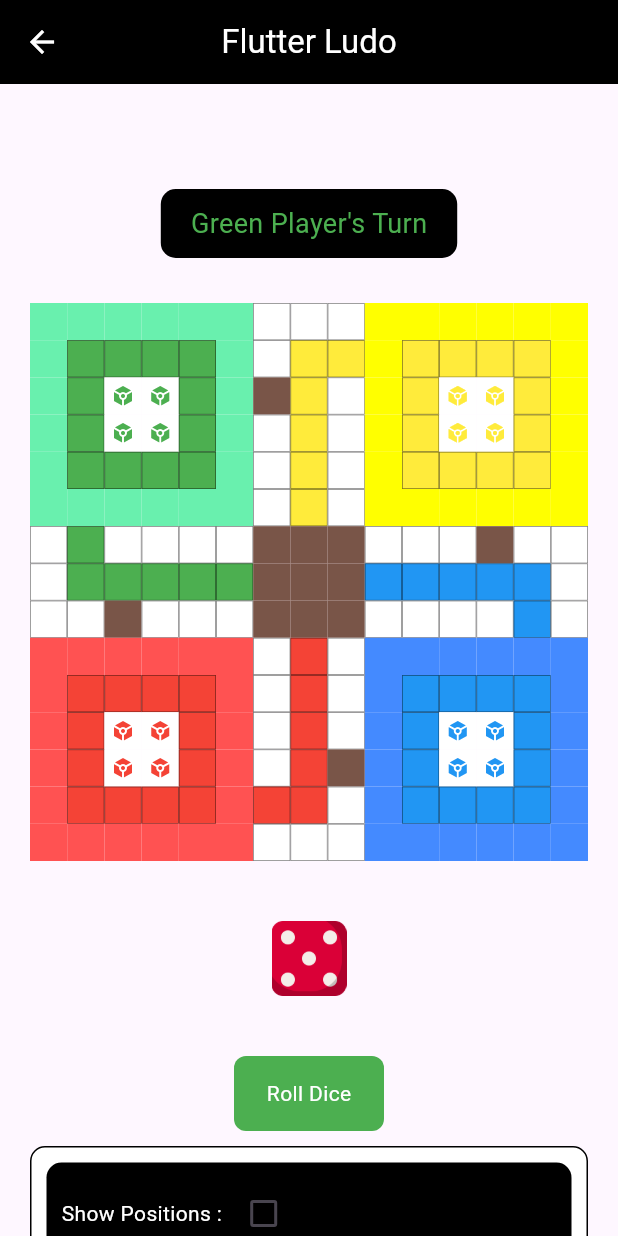
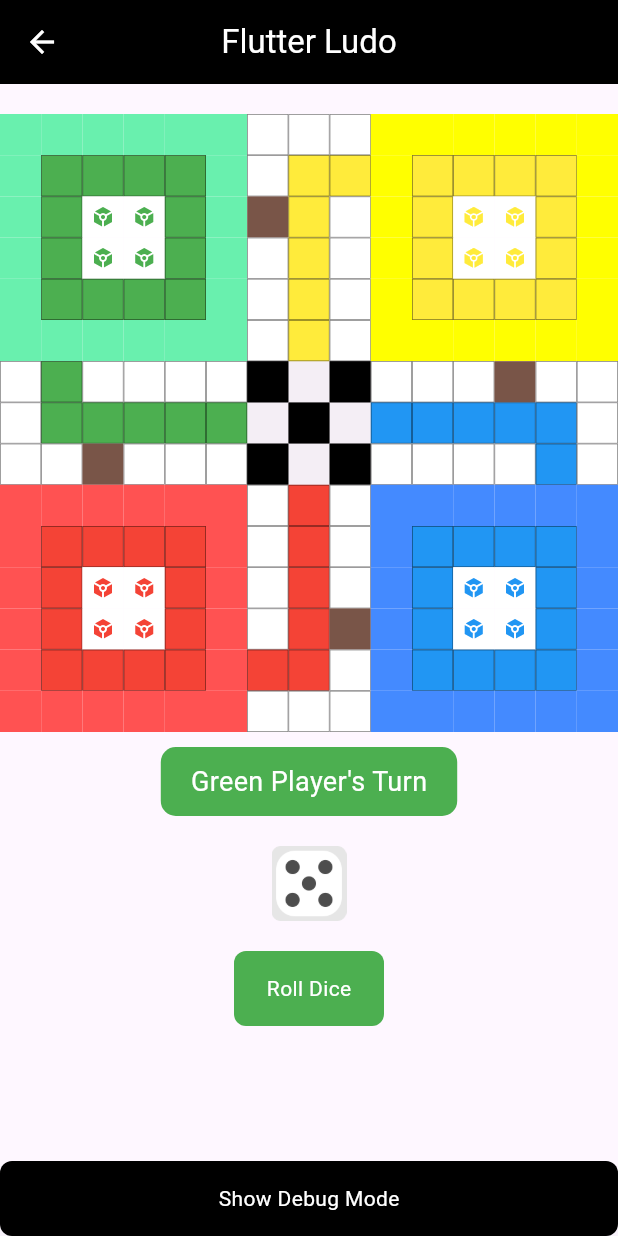
Before and after one commit to mukeshbheel/testing_feature, a Flutter app: the FlutterLudo screen opened directly, after a tap on "Roll Dice", on a phone screen of 412 x 824 dp. Run offline on Flutter 3.47's test engine with Material 3 defaults, Android fonts, the phone set to English and light mode, and no system bars; our stand-ins replace accordion, fl_chart, get, google_fonts, location, lottie; missing offline and left inert: mappls_gl.

Commit message:
ludo game

```diff
--- a/lib/features/flutter_ludo/flutter_ludo.dart
+++ b/lib/features/flutter_ludo/flutter_ludo.dart
@@ -23,6 +23,7 @@ class _FlutterLudoState extends State<FlutterLudo> {
   Map selectedToken = {};
   int selectedPosition = 0;
   bool showPositions = false;
+  bool showDebugMode = false;
 
   @override
   initState() {
@@ -54,48 +55,50 @@ class _FlutterLudoState extends State<FlutterLudo> {
           child: Column(
             children: [
               // Text('steps : ${ludoController.steps.value}'),
-
-              SizedBox(height: 30,),
+              const SizedBox(height: 10,),
               if(ludoController.firstPlace.value != 0)
               Container(
-                padding: EdgeInsets.symmetric(vertical: 10, horizontal: 20),
+                padding: const EdgeInsets.symmetric(vertical: 10, horizontal: 20),
                 decoration: BoxDecoration(
                   color: Colors.black,
                   borderRadius: BorderRadius.circular(10),
                 ),
                 child: Column(
+                  crossAxisAlignment: CrossAxisAlignment.start,
                   children: [
 
                     if(ludoController.firstPlace.value != 0)
-                      Text("First Place : Player ${ludoController.firstPlace()}", style: googleFontStyle(fontSize: 18, color: Colors.white,),),
+                      Text("First Place : Player ${ludoController.firstPlace()} - ${(ludoController.getPlayerColor(player : ludoController.firstPlace())).toString().capitalizeFirst}", style: googleFontStyle(fontSize: 18, color: Colors.white,),),
 
                     if(ludoController.secondPlace.value != 0)
-                      Text("Second Place : Player ${ludoController.secondPlace()}", style: googleFontStyle(fontSize: 18, color: Colors.white,),),
+                      Text("Second Place : Player ${ludoController.secondPlace()} - ${(ludoController.getPlayerColor(player : ludoController.secondPlace())).toString().capitalizeFirst}", style: googleFontStyle(fontSize: 18, color: Colors.white,),),
 
                     if(ludoController.thirdPlace.value != 0)
-                      Text("Third Place : Player ${ludoController.thirdPlace()}", style: googleFontStyle(fontSize: 18, color: Colors.white,),),
+                      Text("Third Place : Player ${ludoController.thirdPlace()} - ${(ludoController.getPlayerColor(player : ludoController.thirdPlace())).toString().capitalizeFirst}", style: googleFontStyle(fontSize: 18, color: Colors.white,),),
 
                     if(ludoController.thirdPlace.value != 0)
-                      Text("Fourth Place : Player ${ludoController.fourthPlace()}", style: googleFontStyle(fontSize: 18, color: Colors.white,),),
+                      Text("Fourth Place : Player ${ludoController.fourthPlace()} - ${(ludoController.getPlayerColor(player : ludoController.fourthPlace())).toString().capitalizeFirst}", style: googleFontStyle(fontSize: 18, color: Colors.white,),),
                   ],
                 ),
               ),
-              SizedBox(height: 30,),
-              Container(
-                padding: EdgeInsets.symmetric(vertical: 10, horizontal: 20),
-                decoration: BoxDecoration(
-                  color: Colors.black,
-                  borderRadius: BorderRadius.circular(10),
-                ),
-                child: Text("${ludoController.getPlayerTurnName()} Player's Turn", style: googleFontStyle(fontSize: 18, color: getButtomColor(ludoController.currentPlayerTurn.value),),),
-              ),
-              SizedBox(height: 30,),
+              if(ludoController.firstPlace.value != 0)
+              const SizedBox(height: 10,),
+
               Center(
                   child: Wrap(
                 children: [
                   ...List.generate(225, (i) {
                     var token = ludoController.getToken(i);
-                    return Container(
+                    var tokens = ludoController.checkForTokensAtPosition(i+1);
+                    return  InkWell(
+                      onTap: token == null
+                          ? null : () {
+                        if (ludoController.steps.value == 0) return;
+                        ludoController.moveToken(
+                          token: token,
+                        );
+                      },
+                      child: Container(
                         width: (Get.size.width - ludoController.paddingHorizontal*2) / 15,
                         height: (Get.size.width - ludoController.paddingHorizontal*2) / 15,
                         decoration: BoxDecoration(
@@ -106,23 +109,27 @@ class _FlutterLudoState extends State<FlutterLudo> {
                                 width: 0.5)),
                         child: Center(
                           child: token != null
-                            ? InkWell(
-                                onTap: () {
-                                  if (ludoController.steps.value == 0) return;
-                                  ludoController.moveToken(
-                                    token: token,
-                                  );
-                                },
-                                child: Container(
-                                  padding: EdgeInsets.all(2),
+                              ? Container(
+                                padding: const EdgeInsets.all(2),
                                 decoration: BoxDecoration(
                                     borderRadius: BorderRadius.circular(20),
                                     color: Colors.white),
-                                  child: Icon(
+                                child: tokens.length > 1 ? FittedBox(
+                                  child: Wrap(
+                                    children: [
+                                      ...tokens.map((t){
+                                        return Icon(
+                                          Icons.token,
+                                          size: 16,
+                                          color: ludoController.getTokenColor(t['color']),
+                                        );
+                                      }).toList()
+                                    ],
+                                  ),
+                                ) : Icon(
                                   Icons.token,
                                   size: 16,
                                   color: ludoController.getTokenColor(token['color']),
-                                  ),
                                 ),
                               )
                               : Text(
@@ -131,11 +138,24 @@ class _FlutterLudoState extends State<FlutterLudo> {
                                   :"${i+1}", style: googleFontStyle(fontSize: 8),
                                   ),
                         ),
+                      ),
                     );
                   })
                 ],
               )),
-              SizedBox(height: 30),
+              const SizedBox(height: 10),
+
+              Container(
+                padding: const EdgeInsets.symmetric(vertical: 10, horizontal: 20),
+                decoration: BoxDecoration(
+                  color: getButtomColor(ludoController.currentPlayerTurn.value),
+                  borderRadius: BorderRadius.circular(10),
+                ),
+                child: Text("${ludoController.getPlayerTurnName()} Player's Turn", style: googleFontStyle(fontSize: 18, color: Colors.white,),),
+              ),
+              const SizedBox(height: 10,),
+
+
               if (ludoController.diceNumber.value != 0 || ludoController.diceIsRolling.value)
                 ludoController.diceIsRolling.value
                     ? SizedBox(
@@ -153,8 +173,8 @@ class _FlutterLudoState extends State<FlutterLudo> {
                           ),
                         ),
                       ),
-              SizedBox(
-                height: 30,
+              const SizedBox(
+                height: 10,
               ),
               if(ludoController.steps.value == 0)
               SizedBox(
@@ -166,10 +186,37 @@ class _FlutterLudoState extends State<FlutterLudo> {
                       ludoController.rollDice();
                     }),
               ),
+              // if(ludoController.steps.value == 0)
+              const SizedBox(
+                height: 20,
+              ),
 
-              SizedBox(height: 10,),
+
+
+
+              const SizedBox(height: 30,),
+            ],
+          ),
+        ),
+        ),
+        bottomSheet: BottomSheet(
+          builder: (context){
+            return Column(
+              mainAxisSize: MainAxisSize.min,
+              children: [
+                CommonButton.mainButton(
+                    text: showDebugMode? "Hide Debug Mode": "Show Debug Mode",
+                    onTap: (){
+                      setState(() {
+                        showDebugMode = !showDebugMode;
+                      });
+                    },
+                    colorBg: Colors.black
+                ),
+                if(showDebugMode)
                   Container(
-                padding: EdgeInsets.all(10),
+                    margin: EdgeInsets.only(top: 10),
+                    padding: const EdgeInsets.all(10),
                     decoration: BoxDecoration(
                         color: Colors.white,
                         borderRadius: BorderRadius.circular(10),
@@ -178,7 +225,7 @@ class _FlutterLudoState extends State<FlutterLudo> {
                     child: Column(
                       children: [
                         Container(
-                      padding: EdgeInsets.all(10),
+                          padding: const EdgeInsets.all(10),
                           decoration: BoxDecoration(
                               color: Colors.black,
                               borderRadius: BorderRadius.circular(10)
@@ -195,7 +242,7 @@ class _FlutterLudoState extends State<FlutterLudo> {
                           ),
                         ),
                         Container(
-                      padding: EdgeInsets.all(10),
+                          padding: const EdgeInsets.all(10),
                           decoration: BoxDecoration(
                               color: Colors.black,
                               borderRadius: BorderRadius.circular(10)
@@ -205,8 +252,8 @@ class _FlutterLudoState extends State<FlutterLudo> {
                               Text("Token : ", style: googleFontStyle(color: Colors.white),),
                               PopupMenuButton(
                                 child: Container(
-                              padding: EdgeInsets.all(10),
-                              decoration: BoxDecoration(
+                                  padding: const EdgeInsets.all(10),
+                                  decoration: const BoxDecoration(
                                       color: Colors.black
                                   ),
                                   child: Text(selectedToken.isNotEmpty ? "${selectedToken['id']}"  :'select token', style: googleFontStyle(color: Colors.white),),
@@ -230,7 +277,7 @@ class _FlutterLudoState extends State<FlutterLudo> {
                           ),
                         ),
                         Container(
-                      padding: EdgeInsets.all(10),
+                          padding: const EdgeInsets.all(10),
                           decoration: BoxDecoration(
                               color: Colors.black,
                               borderRadius: BorderRadius.circular(10)
@@ -240,8 +287,8 @@ class _FlutterLudoState extends State<FlutterLudo> {
                               Text("Position : ", style: googleFontStyle(color: Colors.white),),
                               PopupMenuButton(
                                 child: Container(
-                              padding: EdgeInsets.all(10),
-                              decoration: BoxDecoration(
+                                  padding: const EdgeInsets.all(10),
+                                  decoration: const BoxDecoration(
                                       color: Colors.black
                                   ),
                                   child: Text(selectedPosition != 0 ? "${selectedPosition}"  :'select position', style: googleFontStyle(color: Colors.white),),
@@ -274,10 +321,9 @@ class _FlutterLudoState extends State<FlutterLudo> {
                       ],
                     ),
                   ),
-              SizedBox(height: 30,),
               ],
-          ),
-        ),
+            );
+          }, onClosing: () {  },
         ),
       ),
     );
--- a/lib/features/flutter_ludo/ludo_controller/ludo_controller.dart
+++ b/lib/features/flutter_ludo/ludo_controller/ludo_controller.dart
@@ -6,7 +6,7 @@ import 'package:get/get.dart';
 import '../../../utils/constants.dart';
 
 class LudoController extends GetxController{
-  double paddingHorizontal = 20;
+  double paddingHorizontal = 0;
   RxInt firstPlace = 0.obs;
   RxInt secondPlace = 0.obs;
   RxInt thirdPlace = 0.obs;
@@ -37,6 +37,7 @@ class LudoController extends GetxController{
     81
   ];
   List<int> greenColorBox = [
+    97,
     17,
     18,
     19,
@@ -80,6 +81,7 @@ class LudoController extends GetxController{
     90
   ];
   List<int> yellowColorBox = [
+    99,
     26,
     27,
     28,
@@ -123,6 +125,7 @@ class LudoController extends GetxController{
     216
   ];
   List<int> redColorBox = [
+    127,
     152,
     153,
     154,
@@ -166,6 +169,7 @@ class LudoController extends GetxController{
     225
   ];
   List<int> blueColorBox = [
+    129,
     161,
     162,
     163,
@@ -187,20 +191,23 @@ class LudoController extends GetxController{
   ];
 
   List<int> greyColorBox = [
-    97,
-    98,
-    99,
-    112,
-    113,
-    114,
-    127,
-    128,
-    129,
+    // 97,
+    // 98,
+    // 99,
+    // 112,
+    // 113,
+    // 114,
+    // 127,
+    // 128,
+    // 129,
     189,
     123,
     37,
     103
   ];
+
+  List<int> defaultColorBox = [98, 112,113,114,128];
+  List<int> blackColorBox = [97,99,127,129,113];
 
 
   List<int> redTokenBase = [168, 169, 183, 184];
@@ -307,6 +314,8 @@ class LudoController extends GetxController{
   Color getColor(int i) {
     if (lightGreenColorBox.contains(i + 1)) {
       return Colors.greenAccent;
+    } else if (blackColorBox.contains(i + 1)) {
+      return Colors.black;
     } else if (greenColorBox.contains(i + 1)) {
       return Colors.green;
     } else if (lightYellowColorBox.contains(i + 1)) {
@@ -323,6 +332,8 @@ class LudoController extends GetxController{
       return Colors.blue;
     } else if (greyColorBox.contains(i + 1)) {
       return getRandomColor();
+    } else if (defaultColorBox.contains(i + 1)) {
+      return Colors.grey.withOpacity(.1);
     }
     return Colors.white;
   }
@@ -343,9 +354,20 @@ class LudoController extends GetxController{
   }
 
   getToken(i) {
-    int index = allTokens.indexWhere((token) => token['position'] == (i + 1));
-    if (index != -1) {
-      return allTokens.value[index];
+    List tokens = checkForTokensAtPosition(i+1);
+    if(tokens.isEmpty){
+      return null;
+    }else{
+      if(tokens.length == 1){
+        return tokens[0];
+      }else{
+        int index = tokens.indexWhere((t) => t['color'] == getPlayerColor());
+        if (index != -1) {
+          return tokens[index];
+        }else{
+          return tokens[0];
+        }
+      }
     }
   }
 
@@ -362,16 +384,17 @@ class LudoController extends GetxController{
 
         diceIsRolling.value = false;
         if(steps.value < 6){
-          if(checkAllTokenAreInBase()){
+          if(checkAllTokenAreInBase() || !checkIfTheMoveIsPlayable()){
             steps.value = 0;
             nextTurn();
           }
         }else if(steps.value == 6){
-          if(checkAllTokenAreInBase()){
-
+          if(!checkAllTokenAreInBase() && !checkIfTheMoveIsPlayable()){
+            steps.value = 0;
+            nextTurn();
           }
         }else if(steps > 6){
-          if(checkAllTokenAreInBase()){
+          if(checkAllTokenAreInBase() || !checkIfTheMoveIsPlayable()){
             steps.value = 0;
             nextTurn();
           }
@@ -434,8 +457,8 @@ class LudoController extends GetxController{
 
   }
 
-  getPlayerColor(){
-    switch(currentPlayerTurn){
+  getPlayerColor({int? player}){
+    switch(player ?? currentPlayerTurn.value){
       case 1:
         return "red";
       case 2:
@@ -450,6 +473,7 @@ class LudoController extends GetxController{
   moveToken({
     required Map<String, Object> token,
   }) {
+    debugPrint("getPlayerColor() != token['color'] : ${getPlayerColor() != token['color']}");
     if(getPlayerColor() != token['color'])return;
 
     int index = findTokenIndex(token);
@@ -571,6 +595,45 @@ class LudoController extends GetxController{
     return completed;
   }
 
+  List getPlayerPath(){
+    switch(currentPlayerTurn.value){
+      case 1:
+        return pathForRed;
+      case 2:
+        return pathForRed;
+      case 3:
+        return pathForYellow;
+      case 4:
+        return pathForBlue;
+      default:
+        return [];
+    }
+  }
+
+  bool checkIfTheMoveIsPlayable(){
+    String currentPlayerColor = getPlayerColor();
+    List currentPlayerPath = getPlayerPath();
+    int count = 0;
+    debugPrint("currentPlayerColor : ${currentPlayerColor}");
+    debugPrint("currentPlayerPath : ${currentPlayerPath}");
+    debugPrint("currentPlayerPath length : ${currentPlayerPath.length}");
+    for(int i = 0; i < allTokens.length; i++){
+      if(count == 4) break;
+      if(allTokens.value[i]['color'] == currentPlayerColor){
+        debugPrint("${allTokens.value[i]}");
+        count++;
+        int positionIndex = currentPlayerPath.indexOf(allTokens.value[i]['position']);
+        debugPrint("count : ${count}");
+        // debugPrint("count : ${count}");
+        debugPrint("positionIndex : ${positionIndex}");
+        debugPrint("steps : ${steps}");
+        // debugPrint("count : ${count}");
+        if((steps.value + positionIndex) < currentPlayerPath.length)return true;
+      }
+    }
+    return false;
+  }
+
   initState(){
 
   }
```
Also changed, not shown: assets/dice_1.png, assets/dice_2.png, assets/dice_3.png, assets/dice_4.png, assets/dice_5.png, assets/dice_6.png. Lines whose indentation alone changed are shown as unchanged.
